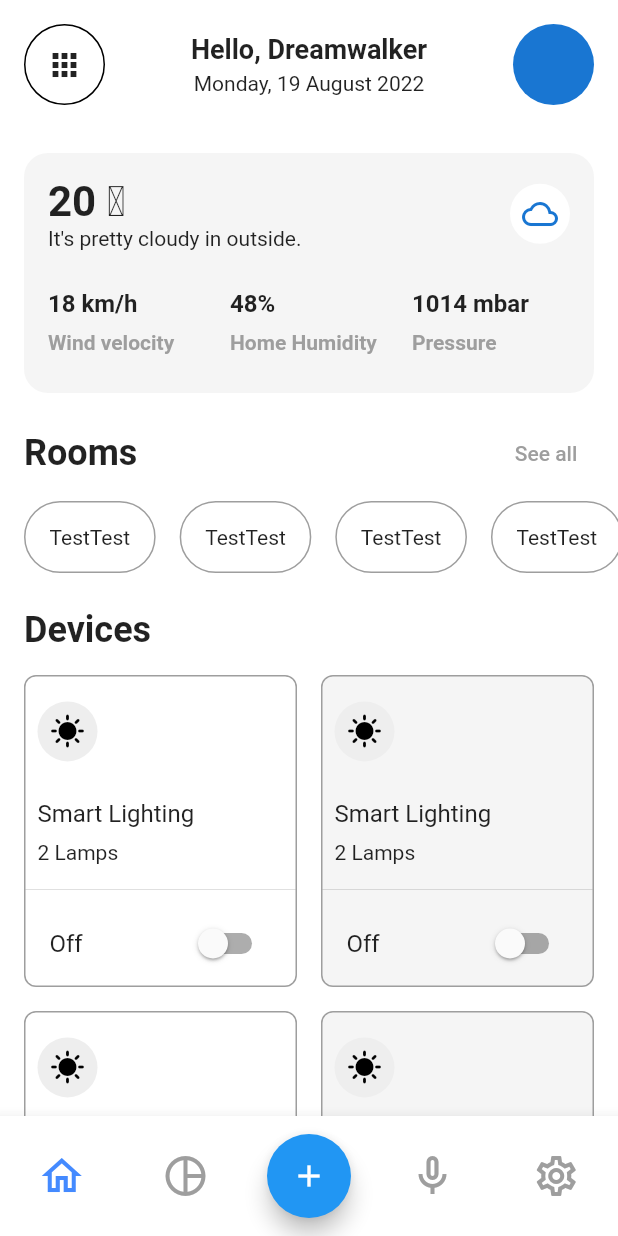
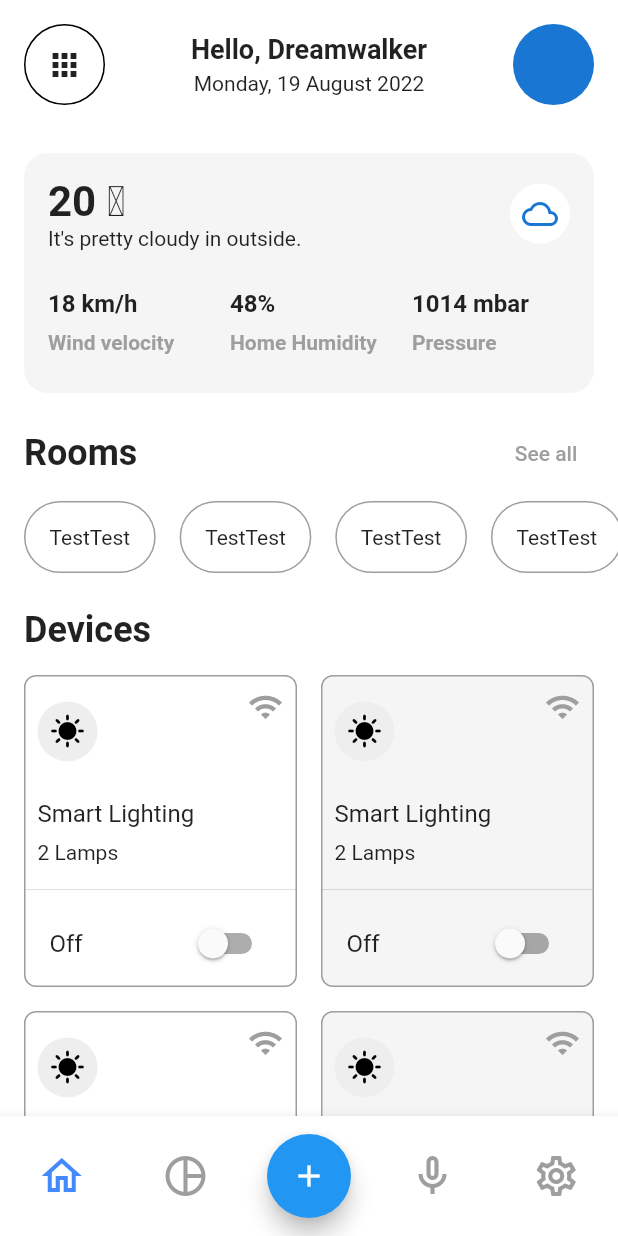
Before and after one commit to JAICHANGPARK/flutter_notebook_chapter_23, a Flutter app: the screen it shows after launch, on a phone screen of 412 x 824 dp. Run offline on Flutter 3.47's test engine with Material 2 defaults, Android fonts, the phone set to English and light mode, and no system bars; our stand-ins replace go_router.

Commit message:
Update smart_home_main_page.dart

```diff
--- a/lib/ep1301_smart_home_app/src/ui/smart_home_main_page.dart
+++ b/lib/ep1301_smart_home_app/src/ui/smart_home_main_page.dart
@@ -299,11 +299,19 @@ class _SmartHomeMainPageState extends State<SmartHomeMainPage> {
                                           const Text("2 Lamps")
                                         ],
                                       ),
+                                    ),
+                                    Positioned(
+                                      right: 8,
+                                      top: 8,
+                                      child: Icon(
+                                        Icons.wifi,
+                                        color: Colors.grey,
+                                      ),
                                     )
                                   ],
                                 )),
                                 const Divider(),
-                                _SwitchTile(),
+                                const _SwitchTile(),
                               ],
                             ),
                           );
```
